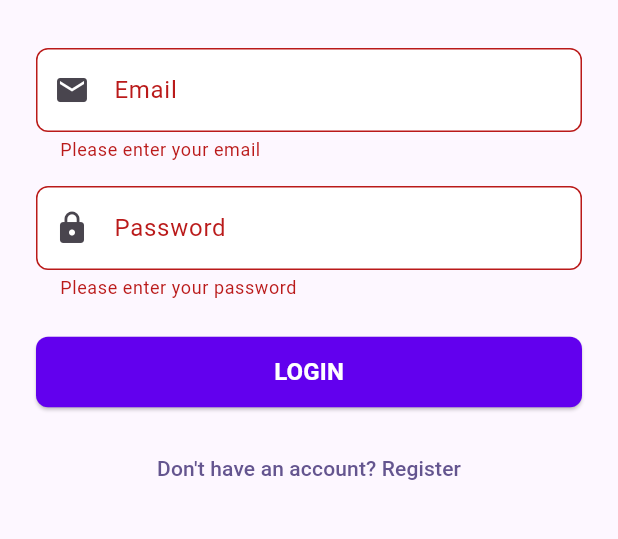
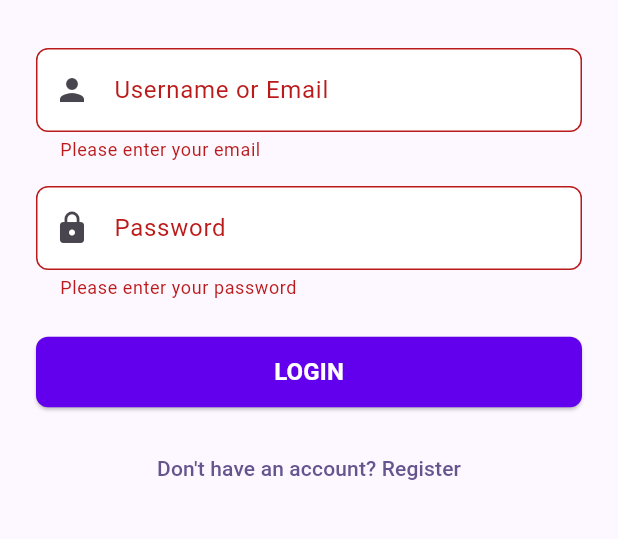
Before and after one commit to Azhar-k/walleto-ui, a Flutter app: the screen it shows after launch, after a tap on "LOGIN", on a phone screen of 412 x 824 dp, the part 477-1016 px from its top. Run offline on Flutter 3.47's test engine with Material 3 defaults, Android fonts, the phone set to English and light mode, and no system bars; our stand-ins replace dio, fl_chart, flutter_riverpod, go_router, retrofit, shared_preferences; accounts and stored records are empty; generated files the repository leaves out were written again; network calls fail.

Commit message:
fixing auth issue

```diff
--- a/lib/providers/additional_providers.dart
+++ b/lib/providers/additional_providers.dart
@@ -1,5 +1,4 @@
 import 'package:flutter_riverpod/flutter_riverpod.dart';
-import '../services/additional_services.dart';
 import '../models/models.dart';
 import 'core_providers.dart';
 
--- a/lib/providers/core_providers.dart
+++ b/lib/providers/core_providers.dart
@@ -1,5 +1,4 @@
 import 'package:flutter_riverpod/flutter_riverpod.dart';
-import 'package:state_notifier/state_notifier.dart';
 import 'package:dio/dio.dart';
 import '../core/network/api_client.dart';
 import '../services/account_service.dart';
--- a/lib/providers/summary_providers.dart
+++ b/lib/providers/summary_providers.dart
@@ -1,5 +1,4 @@
 import 'package:flutter_riverpod/flutter_riverpod.dart';
-import '../services/summary_service.dart';
 import '../models/models.dart';
 import 'core_providers.dart';
 
--- a/lib/screens/login_screen.dart
+++ b/lib/screens/login_screen.dart
@@ -28,7 +28,7 @@ class _LoginScreenState extends ConsumerState<LoginScreen> {
       try {
         final response = await authService.login(
           AuthRequest(
-            email: _emailController.text.trim(),
+            usernameOrEmail: _emailController.text.trim(),
             password: _passwordController.text,
           ),
         );
@@ -42,7 +42,11 @@ class _LoginScreenState extends ConsumerState<LoginScreen> {
       } on DioException catch (e) {
         if (mounted) {
           ScaffoldMessenger.of(context).showSnackBar(
-            SnackBar(content: Text('Login failed: ${e.response?.data?['message'] ?? e.message}')),
+            SnackBar(
+              content: Text(
+                'Login failed: ${e.response?.data?['message'] ?? e.message}',
+              ),
+            ),
           );
         }
       } finally {
@@ -75,22 +79,24 @@ class _LoginScreenState extends ConsumerState<LoginScreen> {
                     const SizedBox(height: 32),
                     Text(
                       'Welcome to Walleto',
-                      style: Theme.of(context).textTheme.headlineMedium?.copyWith(
-                        fontWeight: FontWeight.bold,
-                        color: Theme.of(context).colorScheme.primary,
-                      ),
+                      style: Theme.of(context).textTheme.headlineMedium
+                          ?.copyWith(
+                            fontWeight: FontWeight.bold,
+                            color: Theme.of(context).colorScheme.primary,
+                          ),
                       textAlign: TextAlign.center,
                     ),
                     const SizedBox(height: 32),
                     TextFormField(
                       controller: _emailController,
                       decoration: const InputDecoration(
-                        labelText: 'Email',
-                        prefixIcon: Icon(Icons.email),
+                        labelText: 'Username or Email',
+                        prefixIcon: Icon(Icons.person),
                       ),
                       keyboardType: TextInputType.emailAddress,
-                      validator: (value) =>
-                          value?.isEmpty ?? true ? 'Please enter your email' : null,
+                      validator: (value) => value?.isEmpty ?? true
+                          ? 'Please enter your email'
+                          : null,
                     ),
                     const SizedBox(height: 16),
                     TextFormField(
@@ -100,15 +106,22 @@ class _LoginScreenState extends ConsumerState<LoginScreen> {
                         prefixIcon: Icon(Icons.lock),
                       ),
                       obscureText: true,
-                      validator: (value) =>
-                          value?.isEmpty ?? true ? 'Please enter your password' : null,
+                      validator: (value) => value?.isEmpty ?? true
+                          ? 'Please enter your password'
+                          : null,
                     ),
                     const SizedBox(height: 24),
                     ElevatedButton(
                       onPressed: _isLoading ? null : _login,
                       child: _isLoading
                           ? const CircularProgressIndicator(color: Colors.white)
-                          : const Text('LOGIN', style: TextStyle(fontSize: 16, fontWeight: FontWeight.bold)),
+                          : const Text(
+                              'LOGIN',
+                              style: TextStyle(
+                                fontSize: 16,
+                                fontWeight: FontWeight.bold,
+                              ),
+                            ),
                     ),
                     const SizedBox(height: 16),
                     TextButton(
--- a/lib/services/auth_service.dart
+++ b/lib/services/auth_service.dart
@@ -15,13 +15,13 @@ abstract class AuthService {
 }
 
 class AuthRequest {
-  final String email;
+  final String usernameOrEmail;
   final String password;
 
-  AuthRequest({required this.email, required this.password});
+  AuthRequest({required this.usernameOrEmail, required this.password});
 
   Map<String, dynamic> toJson() => {
-    'email': email,
+    'usernameOrEmail': usernameOrEmail,
     'password': password,
   };
 }
@@ -31,7 +31,11 @@ class RegisterRequest {
   final String username;
   final String password;
 
-  RegisterRequest({required this.email, required this.username, required this.password});
+  RegisterRequest({
+    required this.email,
+    required this.username,
+    required this.password,
+  });
 
   Map<String, dynamic> toJson() => {
     'email': email,
```
Also changed, not shown: lib/core/network/api_client.dart (+9 -2 lines), lib/providers/auth_provider.dart (+6 -2 lines), 1 other file.
